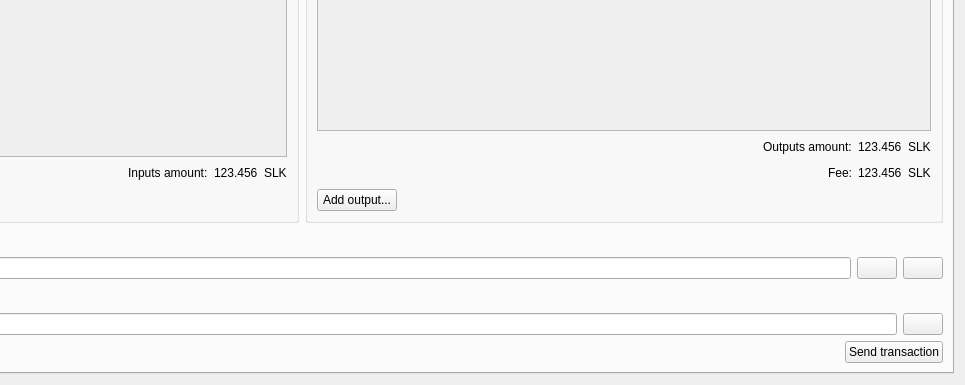
The window that src/qt/forms/multisigdialog.ui (duality-solutions/Sequence) describes before a commit, drawn with Qt 5; both pictures show x 362 to 1327 and y 210 to 595 of the 1327 by 595 pixel window.
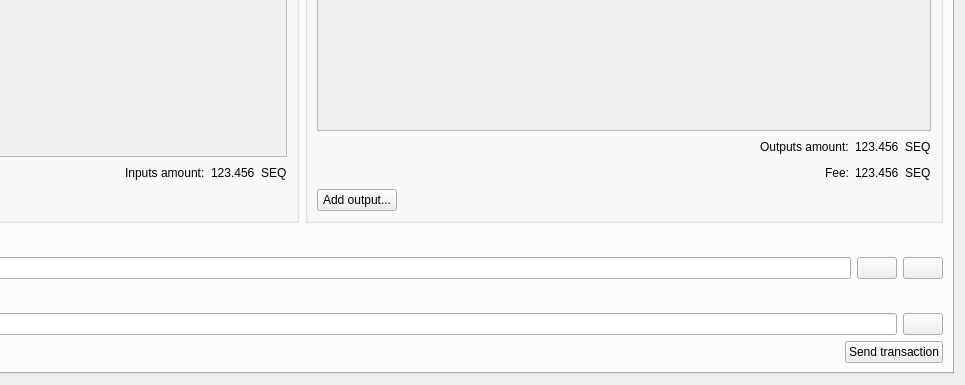
The same window after the commit. The open tabs and pages were chosen to show the change. Icons and pictures are not drawn.

Patch:
```diff
--- a/src/qt/forms/multisigdialog.ui
+++ b/src/qt/forms/multisigdialog.ui
@@ -424,7 +424,7 @@
                 <item>
                  <widget class="QLabel" name="label">
                   <property name="text">
-                   <string>SLK</string>
+                   <string>SEQ</string>
                   </property>
                  </widget>
                 </item>
@@ -543,7 +543,7 @@
                 <item>
                  <widget class="QLabel" name="label_2">
                   <property name="text">
-                   <string>SLK</string>
+                   <string>SEQ</string>
                   </property>
                  </widget>
                 </item>
@@ -581,7 +581,7 @@
                 <item>
                  <widget class="QLabel" name="label_3">
                   <property name="text">
-                   <string>SLK</string>
+                   <string>SEQ</string>
                   </property>
                  </widget>
                 </item>
```
Left out of the diff: 2 changed lines with no effect on the pictures.
